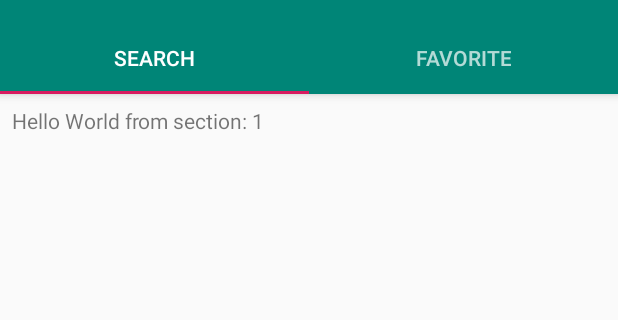
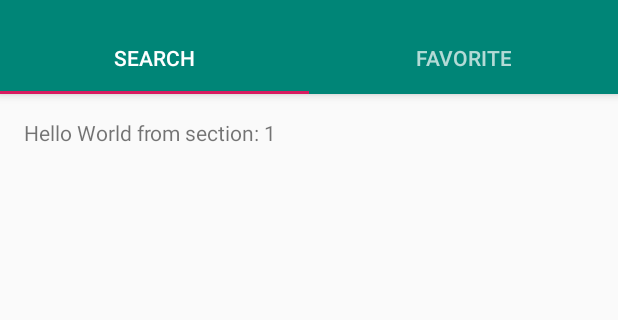
Before and after one commit to snyamwong/Whim, an Android app: the screen it shows after launch (MainActivity), on a phone screen of 412 x 824 dp, the part 74-394 px from its top. Run offline under Robolectric (Android 15) with nearby library versions, the phone set to English and light mode, and no system bars.

Commit message:
fixed unsafe delete of dimen folder

```diff
--- a/app/src/main/res/layout/activity_main.xml
+++ b/app/src/main/res/layout/activity_main.xml
@@ -12,7 +12,7 @@
         android:id="@+id/appbar"
         android:layout_width="match_parent"
         android:layout_height="wrap_content"
-        android:paddingTop="@dimen/appbar_padding_top"
+        android:paddingTop="8dp"
         android:theme="@style/AppTheme.AppBarOverlay">
 
         <android.support.v7.widget.Toolbar
--- a/app/src/main/res/layout/fragment_main.xml
+++ b/app/src/main/res/layout/fragment_main.xml
@@ -11,10 +11,10 @@
         android:id="@+id/section_label"
         android:layout_width="wrap_content"
         android:layout_height="wrap_content"
-        android:layout_marginStart="@dimen/activity_horizontal_margin"
-        android:layout_marginTop="@dimen/activity_vertical_margin"
-        android:layout_marginEnd="@dimen/activity_horizontal_margin"
-        android:layout_marginBottom="@dimen/activity_vertical_margin"
+        android:layout_marginStart="16dp"
+        android:layout_marginTop="16dp"
+        android:layout_marginEnd="16dp"
+        android:layout_marginBottom="16dp"
         app:layout_constraintLeft_toLeftOf="parent"
         app:layout_constraintTop_toTopOf="@+id/constraintLayout"
         tools:layout_constraintLeft_creator="1"
```
